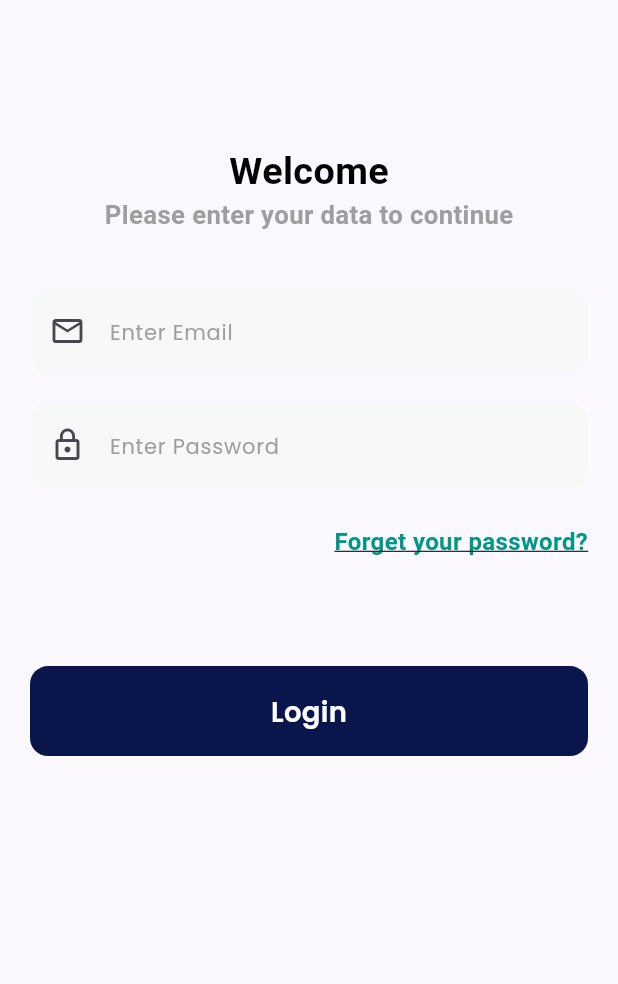
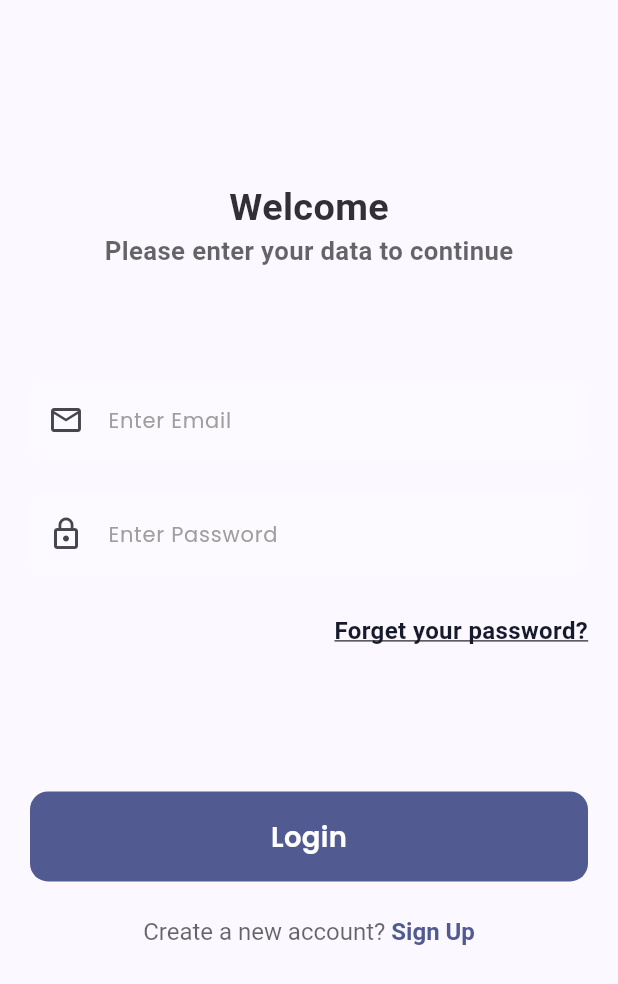
Before and after one commit to Jahid01234/E-commerce_app_bloc, a Flutter app: the screen it shows after launch, on a phone screen of 412 x 824 dp. Shown: the top 984 px of the screen. Run offline on Flutter 3.47's test engine with Material 3 defaults, Android fonts, the phone set to English and light mode, and no system bars; our stand-ins replace bloc, equatable, firebase_auth, firebase_core, flutter_bloc, flutter_screenutil and 4 more; accounts and stored records are empty.

Commit message:
- edit login screen...

```diff
--- a/lib/app.dart
+++ b/lib/app.dart
@@ -1,3 +1,4 @@
+import 'package:bloc_ecommerce_app/core/repository/auth_repository.dart';
 import 'package:bloc_ecommerce_app/core/routes/routes_pages.dart';
 import 'package:bloc_ecommerce_app/core/theme/theme.dart';
 import 'package:bloc_ecommerce_app/features/blocs/splash/splash_cubit.dart';
@@ -10,7 +11,11 @@ class BlocEcommerceApp extends StatelessWidget {
 
   @override
   Widget build(BuildContext context) {
-    return MultiBlocProvider(
+    return MultiRepositoryProvider(
+      providers: [
+        RepositoryProvider(create: (context)=> AuthRepository()),
+      ],
+      child: MultiBlocProvider(
           providers: [
             BlocProvider(create: (context)=> SplashCubit()..redirectToNextScreen()),
           ],
@@ -27,6 +32,7 @@ class BlocEcommerceApp extends StatelessWidget {
               );
             },
           ),
+      ),
     );
   }
 }
--- a/lib/core/global_widgets/app_primary_button.dart
+++ b/lib/core/global_widgets/app_primary_button.dart
@@ -45,7 +45,7 @@ class AppPrimaryButton extends StatelessWidget {
           alignment: Alignment.center,
           decoration: BoxDecoration(
             borderRadius: BorderRadius.circular(radius ?? 12),
-            color: bgColor ?? Theme.of(context).colorScheme.onPrimaryContainer,
+            color: bgColor ?? Theme.of(context).colorScheme.primary,
             border: border != null ? Border.all(color: border!) : null,
           ),
           child: isLoading
--- a/lib/core/global_widgets/custom_text_field.dart
+++ b/lib/core/global_widgets/custom_text_field.dart
@@ -42,10 +42,6 @@ class CustomTextField extends StatelessWidget {
           height: maxLines != null && maxLines! > 1 ? null : (height ?? 57),
           width: double.infinity,
           decoration: BoxDecoration(
-            border: Border.all(
-              color: (borderColor ?? const Color(0xFFF7F8F8)),
-              width: 1,
-            ),
             borderRadius: BorderRadius.circular(radius ?? 12),
           ),
           child: TextField(
@@ -62,14 +58,18 @@ class CustomTextField extends StatelessWidget {
             style: GoogleFonts.poppins(
               fontSize: 16,
               fontWeight: FontWeight.w400,
-              color: Colors.black,
+              color: Theme.of(context).brightness == Brightness.dark
+                ? Colors.white
+                : Colors.black,
             ),
             decoration: InputDecoration(
               hintText: hinText,
               suffixIcon: suffixIcon,
               prefixIcon: prefixIcon,
               filled: true,
-              fillColor: const Color(0xFFF7F8F8),
+              fillColor: Theme.of(context).brightness == Brightness.dark
+                  ? Colors.black.withValues(alpha: 0.3)
+                  : Colors.white.withValues(alpha: 0.3),
               hintStyle: GoogleFonts.poppins(
                 fontSize: 14,
                 fontWeight: FontWeight.w400,
--- a/lib/core/repository/auth_repository.dart
+++ b/lib/core/repository/auth_repository.dart
@@ -6,6 +6,24 @@ import 'package:flutter/material.dart';
 class AuthRepository{
   final FirebaseAuth _auth = FirebaseAuth.instance;
 
+  // sign up ..............
+  Future<User?> signUpWithEmail(
+      String email, String password, String username) async {
+    try {
+      final credential = await _auth.createUserWithEmailAndPassword(
+          email: email, password: password);
+      final user = credential.user;
+      if (user != null) {
+        // await createUserInDatabase(user, username);
+      }
+      return user;
+    } catch (e) {
+      debugPrint("Error: $e");
+      throw Exception(e);
+    }
+  }
+
+  // sign in ..............
   Future<User?> signInWithEmail(String email, String password) async {
     try {
       final userCredential = await _auth.signInWithEmailAndPassword(
@@ -25,4 +43,5 @@ class AuthRepository{
       throw Exception(e);
     }
   }
+
 }
--- a/lib/features/blocs/login/login_state.dart
+++ b/lib/features/blocs/login/login_state.dart
@@ -1,12 +1,12 @@
 import 'package:equatable/equatable.dart';
 import 'package:flutter/cupertino.dart';
 
-abstract class LoginState extends Equatable{
+abstract class LoginState extends Equatable {
   @override
   List<Object?> get props => [];
 }
 
-class LoginInitial extends LoginState{
+class LoginInitial extends LoginState {
   final TextEditingController emailController = TextEditingController();
   final TextEditingController passwordController = TextEditingController();
 
--- a/lib/features/presentation/auth/login/screens/login_screen.dart
+++ b/lib/features/presentation/auth/login/screens/login_screen.dart
@@ -1,5 +1,6 @@
 import 'package:bloc_ecommerce_app/core/global_widgets/app_primary_button.dart';
 import 'package:bloc_ecommerce_app/core/global_widgets/custom_text_field.dart';
+import 'package:flutter/gestures.dart';
 import 'package:flutter/material.dart';
 import 'package:flutter_screenutil/flutter_screenutil.dart';
 
@@ -8,13 +9,14 @@ class LoginScreen extends StatelessWidget {
 
   @override
   Widget build(BuildContext context) {
+    final theme = Theme.of(context);
     return Scaffold(
       body: SingleChildScrollView(
         padding: EdgeInsets.symmetric(horizontal: 20),
         child: Column(
           crossAxisAlignment: CrossAxisAlignment.start,
           children: [
-            SizedBox(height: 80.h),
+            SizedBox(height: 100.h),
             Center(
               child: Column(
                 children: [
@@ -22,7 +24,7 @@ class LoginScreen extends StatelessWidget {
                     "Welcome",
                     style: TextStyle(
                       fontSize: 22.sp,
-                      color: Colors.black,
+                      color: theme.colorScheme.inverseSurface,
                       fontWeight: FontWeight.w600,
                     ),
                   ),
@@ -30,14 +32,14 @@ class LoginScreen extends StatelessWidget {
                     "Please enter your data to continue",
                     style: TextStyle(
                       fontSize: 15.sp,
-                      color: Colors.grey,
+                      color: theme.hintColor,
                       fontWeight: FontWeight.w600,
                     ),
                   ),
                 ],
               ),
             ),
-            SizedBox(height: 30.h),
+            SizedBox(height: 60.h),
             CustomTextField(
               controller: TextEditingController(),
               hinText: "Enter Email",
@@ -56,14 +58,42 @@ class LoginScreen extends StatelessWidget {
                 "Forget your password?",
                 style: TextStyle(
                   decoration: TextDecoration.underline,
-                  color: Colors.teal,
+                  color: theme.colorScheme.onSecondaryContainer,
                   fontSize: 14.sp,
                   fontWeight: FontWeight.w600,
                 ),
               ),
             ),
-            SizedBox(height: 60.h),
-            AppPrimaryButton(text: "Login", onTap: () {}),
+            SizedBox(height: 80.h),
+            AppPrimaryButton(
+                text: "Login",
+                onTap: () {}),
+            SizedBox(height: 20.h),
+            Center(
+              child: RichText(
+                text: TextSpan(
+                  text: "Create a new account? ",
+                  style: TextStyle(
+                    color: theme.hintColor,
+                    fontSize: 16,
+                  ),
+                  children: [
+                    TextSpan(
+                      text: "Sign Up",
+                      style: TextStyle(
+                        color: theme.colorScheme.primary,
+                        fontSize: 16,
+                        fontWeight: FontWeight.w600,
+                      ),
+                      recognizer: TapGestureRecognizer()
+                        ..onTap = () {
+                          // Navigate to SignUp screen
+                        },
+                    ),
+                  ],
+                ),
+              ),
+            ),
           ],
         ),
       ),
```
Lines whose indentation alone changed are shown as unchanged.
